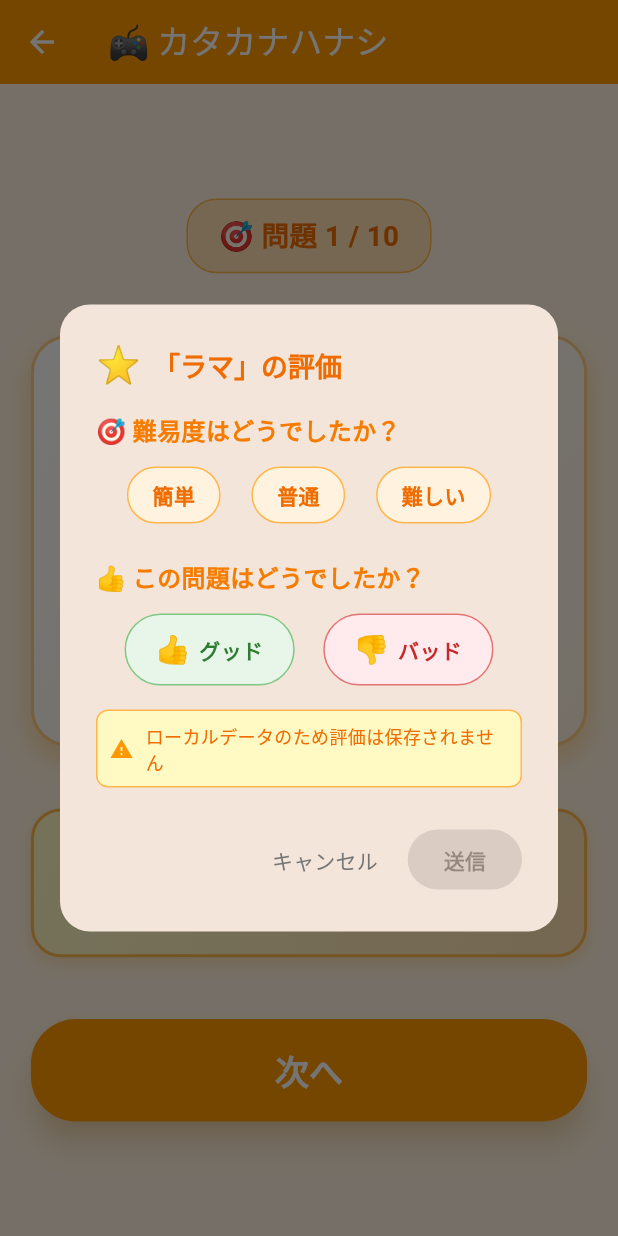
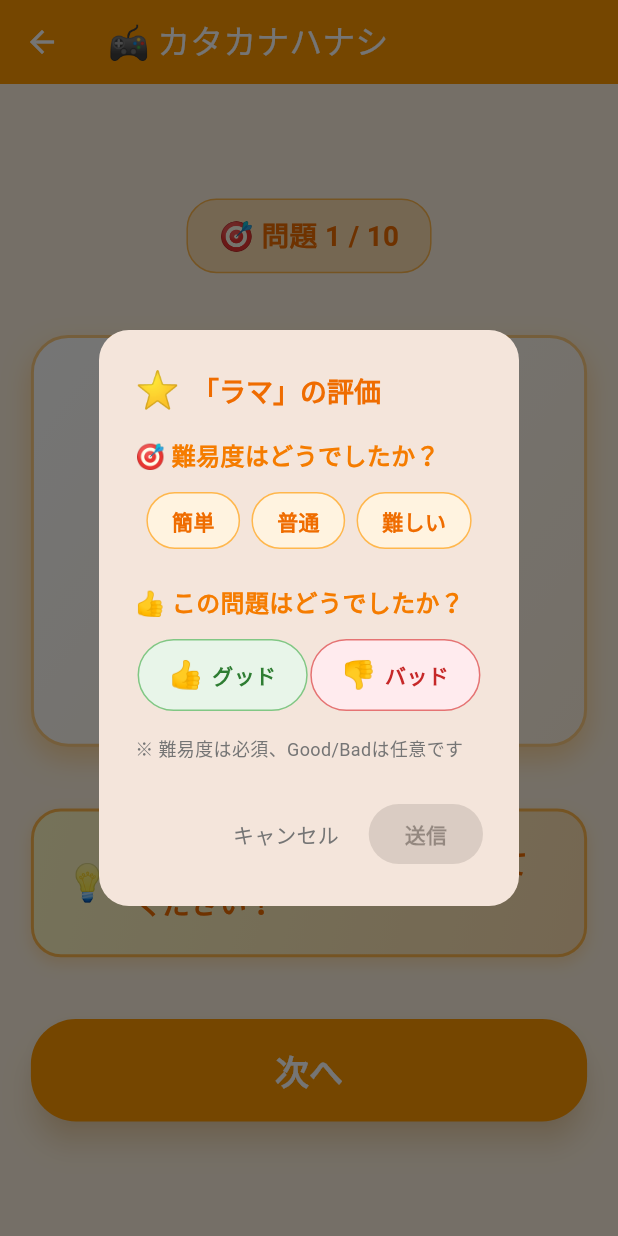
Before and after one commit to 3balljugglerYu/katakanahanashi, a Flutter app: the GamePage screen opened by its route, after a tap on "次へ", on a phone screen of 412 x 824 dp. Run offline on Flutter 3.47's test engine with Material 3 defaults, Android fonts, the phone set to English and light mode, and no system bars; our stand-ins replace flutter_dotenv, flutter_hooks, freezed_annotation, get_it, hooks_riverpod, shared_preferences and 1 more; accounts and stored records are empty; Roboto replaces fonts that are missing (NotoSansJP).

Commit message:
通信許容時間の調整

```diff
--- a/lib/data/repositories/word_rating_repository.dart
+++ b/lib/data/repositories/word_rating_repository.dart
@@ -40,15 +40,23 @@ class WordRatingRepository {
       print('Repository - Submitting rating for wordId: ${rating.wordId}');
 
       // RPC関数を使用して更新（SQLインジェクション対策）
-      await _supabase.rpc('update_word_rating', params: {
-        'p_word_id': rating.wordId,
-        'p_difficulty': rating.difficulty.name,
-        'p_is_good': rating.isGood,
-        'p_is_bad': rating.isBad,
-      }).timeout(
-        const Duration(seconds: 10),
-        onTimeout: () => throw TimeoutException('評価の送信がタイムアウトしました', const Duration(seconds: 10)),
-      );
+      await _supabase
+          .rpc(
+            'update_word_rating',
+            params: {
+              'p_word_id': rating.wordId,
+              'p_difficulty': rating.difficulty.name,
+              'p_is_good': rating.isGood,
+              'p_is_bad': rating.isBad,
+            },
+          )
+          .timeout(
+            const Duration(seconds: 1),
+            onTimeout: () => throw TimeoutException(
+              '評価の送信がタイムアウトしました',
+              const Duration(seconds: 1),
+            ),
+          );
 
       print('Repository - Successfully updated word stats');
     } on TimeoutException {
@@ -72,8 +80,11 @@ class WordRatingRepository {
           .select()
           .order('word')
           .timeout(
-            const Duration(seconds: 15),
-            onTimeout: () => throw TimeoutException('データ取得がタイムアウトしました', const Duration(seconds: 15)),
+            const Duration(seconds: 3),
+            onTimeout: () => throw TimeoutException(
+              'データ取得がタイムアウトしました',
+              const Duration(seconds: 3),
+            ),
           );
 
       return (response as List)
--- a/lib/ui/home/widgets/rating_dialog.dart
+++ b/lib/ui/home/widgets/rating_dialog.dart
@@ -184,31 +184,6 @@ class RatingDialog extends HookConsumerWidget {
           ),
 
           const SizedBox(height: 16),
-          if (word.id == null)
-            Container(
-              padding: const EdgeInsets.all(8),
-              decoration: BoxDecoration(
-                color: Colors.yellow.shade100,
-                borderRadius: BorderRadius.circular(8),
-                border: Border.all(color: Colors.orange.shade300),
-              ),
-              child: Row(
-                children: [
-                  const Icon(Icons.warning, color: Colors.orange, size: 16),
-                  const SizedBox(width: 8),
-                  Expanded(
-                    child: Text(
-                      'ローカルデータのため評価は保存されません',
-                      style: TextStyle(
-                        fontSize: 12,
-                        color: Colors.orange.shade800,
-                      ),
-                    ),
-                  ),
-                ],
-              ),
-            )
-          else
           Text(
             '※ 難易度は必須、Good/Badは任意です',
             style: TextStyle(
```
Lines whose indentation alone changed are shown as unchanged.
